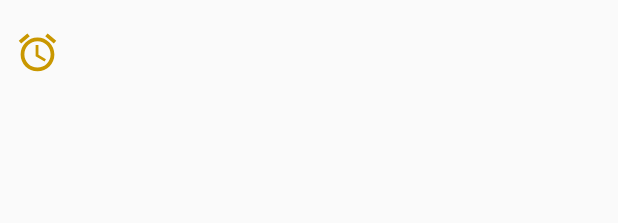
After one commit to SebastianBabb/SFSUDroid, an Android app: the layout alerts_list_item.xml on its own in the app's theme, with its tools: preview values and no code run, on a phone screen of 412 x 824 dp. The commit adds this screen. Shown: the top 223 px of the screen. Run offline under Robolectric (Android 15) with nearby library versions, the phone set to English and light mode, and no system bars; network calls fail.

Commit message:
Updated course detail dialog to display all existing alerts Fixed Alerts activity not saving time other than default start time

```diff
--- /dev/null
+++ b/app/src/main/res/drawable/ic_alarm_24dp.xml
@@ -0,0 +1,9 @@
+<vector xmlns:android="http://schemas.android.com/apk/res/android"
+        android:width="24dp"
+        android:height="24dp"
+        android:viewportWidth="24.0"
+        android:viewportHeight="24.0">
+    <path
+        android:fillColor="#FF000000"
+        android:pathData="M22,5.72l-4.6,-3.86 -1.29,1.53 4.6,3.86L22,5.72zM7.88,3.39L6.6,1.86 2,5.71l1.29,1.53 4.59,-3.85zM12.5,8L11,8v6l4.75,2.85 0.75,-1.23 -4,-2.37L12.5,8zM12,4c-4.97,0 -9,4.03 -9,9s4.02,9 9,9c4.97,0 9,-4.03 9,-9s-4.03,-9 -9,-9zM12,20c-3.87,0 -7,-3.13 -7,-7s3.13,-7 7,-7 7,3.13 7,7 -3.13,7 -7,7z"/>
+</vector>
--- a/app/src/main/res/layout/activity_alerts.xml
+++ b/app/src/main/res/layout/activity_alerts.xml
@@ -58,14 +58,16 @@
                     android:layout_height="wrap_content"
                     android:layout_weight="1"
                     android:textAllCaps="false"
-                    android:textSize="14sp"/>
+                    android:textSize="14sp"
+                    style="@style/Widget.AppCompat.Button.Colored"/>
 
                 <Button
                     android:id="@+id/time"
                     android:layout_width="120dp"
                     android:layout_height="wrap_content"
                     android:layout_marginStart="10dp"
-                    android:textSize="14sp"/>
+                    android:textSize="14sp"
+                    style="@style/Widget.AppCompat.Button.Colored"/>
             </LinearLayout>
         </LinearLayout>
 
--- /dev/null
+++ b/app/src/main/res/layout/alerts_list_item.xml
@@ -0,0 +1,39 @@
+<?xml version="1.0" encoding="utf-8"?>
+<LinearLayout xmlns:android="http://schemas.android.com/apk/res/android"
+    android:layout_width="match_parent"
+    android:layout_height="wrap_content"
+    android:orientation="horizontal"
+    android:layout_marginTop="10dp">
+
+    <ImageView
+        android:layout_width="30dp"
+        android:layout_height="30dp"
+        android:layout_gravity="center_vertical"
+        android:layout_margin="10dp"
+        android:src="@drawable/ic_alarm_24dp"
+        android:tint="@color/colorAccent"/>
+
+    <LinearLayout
+        android:layout_width="0dp"
+        android:layout_height="wrap_content"
+        android:orientation="vertical"
+        android:layout_weight="1">
+
+        <TextView
+            android:id="@+id/text"
+            android:layout_width="wrap_content"
+            android:layout_height="wrap_content"
+            android:singleLine="true"
+            android:textColor="@android:color/black"
+            android:textSize="14sp"/>
+
+        <TextView
+            android:id="@+id/time"
+            android:layout_width="wrap_content"
+            android:layout_height="wrap_content"
+            android:layout_marginTop="4dp"
+            android:singleLine="true"
+            android:textColor="@android:color/black"
+            android:textSize="14sp"/>
+    </LinearLayout>
+</LinearLayout>
```
Also changed, not shown: app/src/main/java/woverines/sfsuapp/activity/AlertsActivity.java (+68 -4 lines), app/src/main/java/woverines/sfsuapp/activity/SchedulePlanner.java (+86 -3 lines), app/src/main/res/layout/course_details_dialog.xml (+4 -4 lines).
